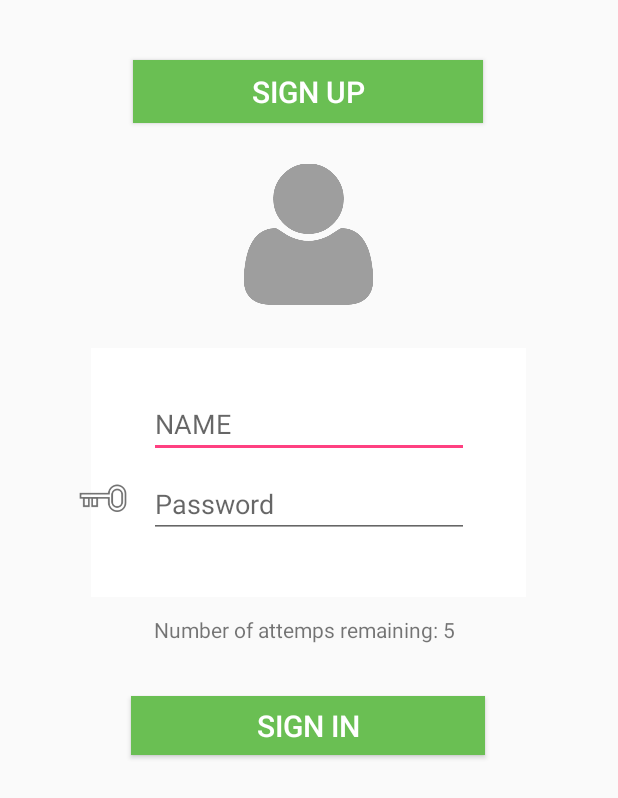
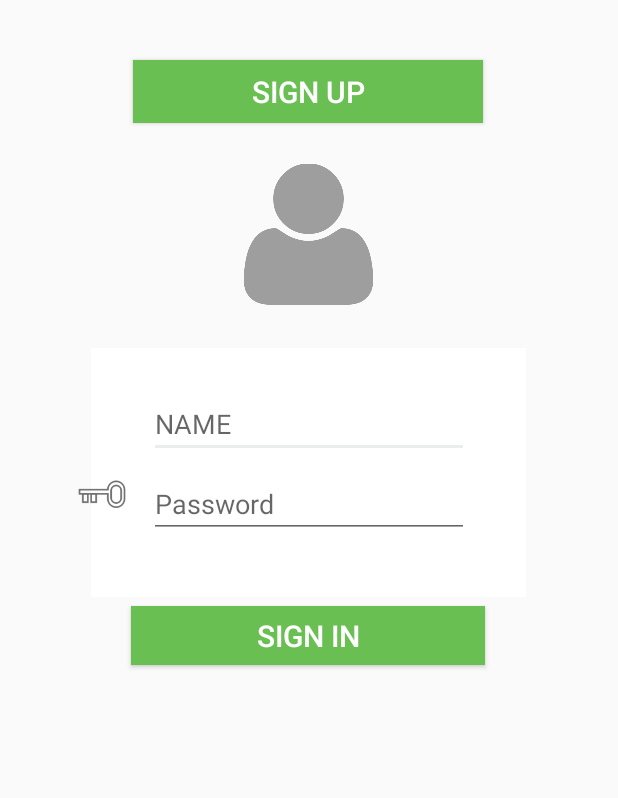
Before and after one commit to n3mair/OneStopCancerCenter, an Android app: the layout loginview.xml on its own in the app's theme, with its tools: preview values and no code run, on a phone screen of 412 x 824 dp. Shown: the top 798 px of the screen. Run offline under Robolectric (Android 15) with nearby library versions, the phone set to English and light mode, and no system bars.

Commit message:
colors changing

```diff
--- a/app/src/main/res/layout/loginview.xml
+++ b/app/src/main/res/layout/loginview.xml
@@ -3,8 +3,7 @@
     xmlns:app="http://schemas.android.com/apk/res-auto"
     xmlns:tools="http://schemas.android.com/tools"
     android:layout_width="match_parent"
-    android:layout_height="match_parent"
-    >
+    android:layout_height="match_parent">
 
     <Button
         android:id="@+id/sinup_bt"
@@ -62,44 +61,23 @@
         app:layout_constraintStart_toStartOf="parent"
         app:layout_constraintTop_toTopOf="parent" />
 
-    <ImageView
-        android:id="@+id/imageView"
-        android:layout_width="33dp"
-        android:layout_height="42dp"
-        android:layout_marginTop="312dp"
-        app:layout_constraintEnd_toEndOf="parent"
-        app:layout_constraintHorizontal_bias="0.137"
-        app:layout_constraintLeft_toRightOf="parent"
-        app:layout_constraintStart_toStartOf="parent"
-        app:layout_constraintTop_toTopOf="parent"
-        app:srcCompat="@drawable/key" />
-
     <Button
         android:id="@+id/button_login"
         android:layout_width="236dp"
         android:layout_height="39dp"
-        android:layout_marginTop="464dp"
+        android:layout_marginEnd="8dp"
+        android:layout_marginStart="8dp"
+        android:layout_marginTop="144dp"
         android:background="#6abf53"
         android:text="Sign In"
         android:textAlignment="center"
         android:textColor="#FFFFFF"
         android:textSize="20dp"
-        app:layout_constraintEnd_toEndOf="parent"
-        app:layout_constraintHorizontal_bias="0.497"
+        app:layout_constraintEnd_toEndOf="@+id/frameLayout3"
+        app:layout_constraintHorizontal_bias="0.586"
         app:layout_constraintLeft_toRightOf="parent"
-        app:layout_constraintStart_toStartOf="parent"
-        app:layout_constraintTop_toTopOf="parent" />
-
-    <TextView
-        android:id="@+id/textView10"
-        android:layout_width="229dp"
-        android:layout_height="42dp"
-        android:layout_marginBottom="12dp"
-        android:layout_marginLeft="88dp"
-        android:textAlignment="center"
-        app:layout_constraintBottom_toTopOf="@+id/button_login"
-        app:layout_constraintLeft_toLeftOf="parent"
-        tools:text="Number of attemps remaining: 5" />
+        app:layout_constraintStart_toStartOf="@+id/imageView"
+        app:layout_constraintTop_toTopOf="@+id/textView_username" />
 
     <EditText
         android:id="@+id/password1"
@@ -113,5 +91,21 @@
         app:layout_constraintRight_toRightOf="parent"
         app:layout_constraintTop_toBottomOf="@+id/textView_username" />
 
+    <ImageView
+        android:id="@+id/imageView"
+        android:layout_width="33dp"
+        android:layout_height="42dp"
+        android:layout_marginBottom="8dp"
+        android:layout_marginEnd="8dp"
+        android:layout_marginTop="304dp"
+        app:layout_constraintBottom_toTopOf="@+id/button_login"
+        app:layout_constraintEnd_toStartOf="@+id/password1"
+        app:layout_constraintHorizontal_bias="0.886"
+        app:layout_constraintLeft_toRightOf="parent"
+        app:layout_constraintStart_toStartOf="parent"
+        app:layout_constraintTop_toTopOf="parent"
+        app:layout_constraintVertical_bias="0.111"
+        app:srcCompat="@drawable/key" />
+
 
 </android.support.constraint.ConstraintLayout>
--- a/app/src/main/res/values/colors.xml
+++ b/app/src/main/res/values/colors.xml
@@ -1,6 +1,8 @@
 <?xml version="1.0" encoding="utf-8"?>
 <resources>
-    <color name="colorPrimary">#3F51B5</color>
-    <color name="colorPrimaryDark">#303F9F</color>
-    <color name="colorAccent">#FF4081</color>
+    <color name="colorPrimary">#7ab4ad</color>
+    <color name="colorPrimaryDark">#7ab4ad</color>
+    <color name="colorAccent">#38a0afaf</color>
+    <color name="bar">#95c4bf</color>
+    <color name="backg1">#ffffff</color>
 </resources>
--- a/app/src/main/res/values/dimens.xml
+++ b/app/src/main/res/values/dimens.xml
@@ -1,3 +1,7 @@
 <resources>
+    <dimen name="activity_horizontal_margin">16dp</dimen>
+    <dimen name="activity_vertical_margin">16dp</dimen>
+    <dimen name="nav_header_vertical_spacing">8dp</dimen>
+    <dimen name="nav_header_height">176dp</dimen>
     <dimen name="fab_margin">16dp</dimen>
 </resources>
--- a/app/src/main/res/values/strings.xml
+++ b/app/src/main/res/values/strings.xml
@@ -1,4 +1,4 @@
 <resources>
-    <string name="app_name">OneStopCancerCenter</string>
+    <string name="app_name"></string>
     <string name="action_settings">Settings</string>
 </resources>
```
